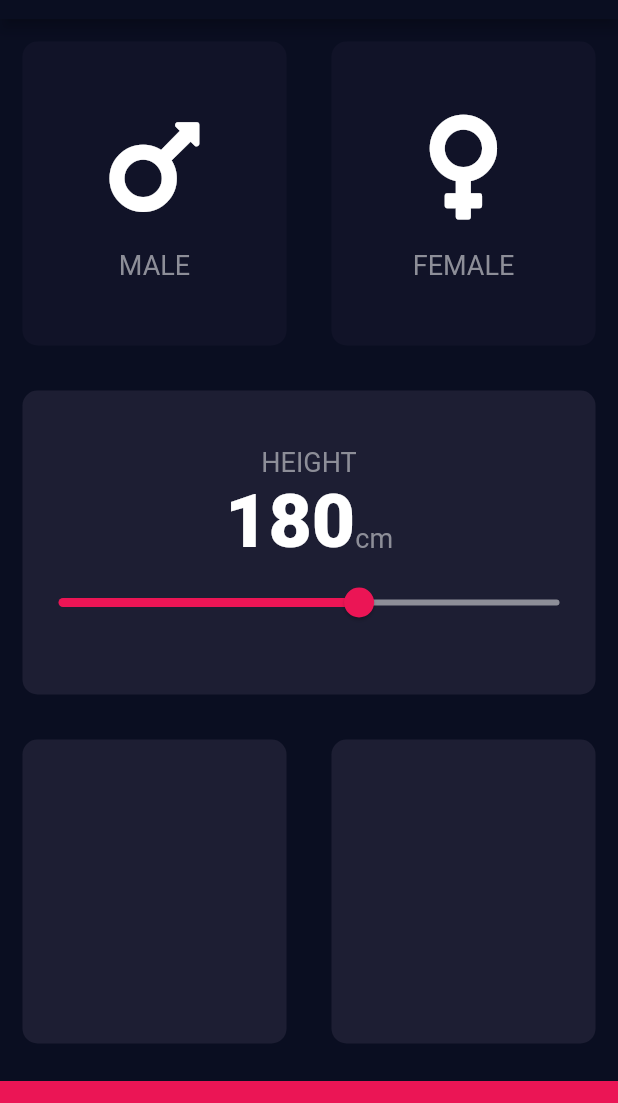
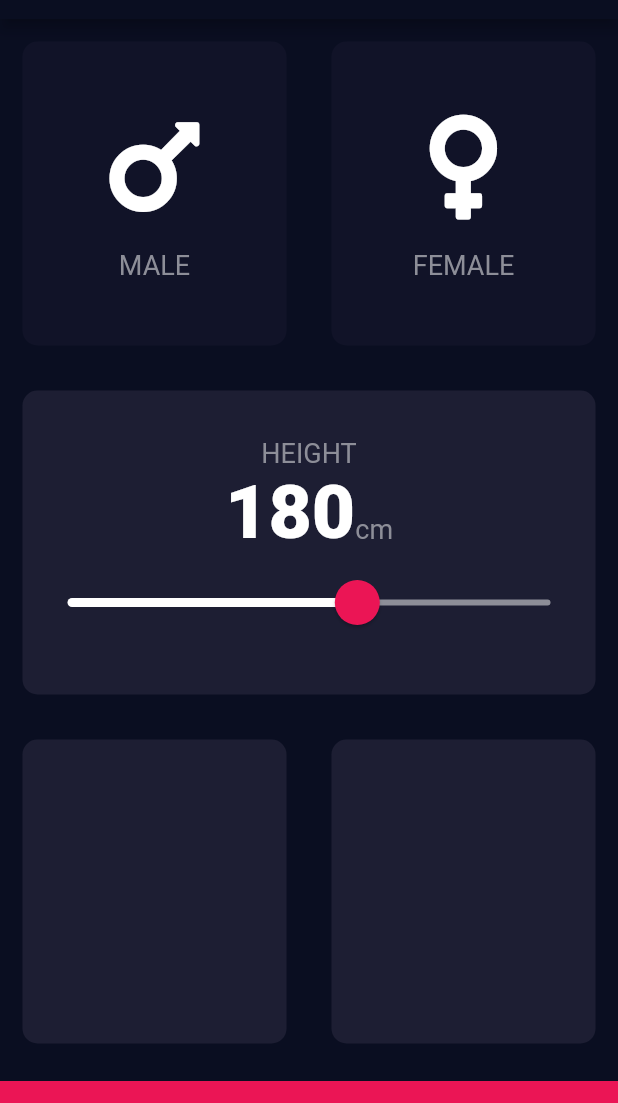
Before and after one commit to Gabrielncosta/bmi-calculator-flutter, a Flutter app: the screen it shows after launch, on a phone screen of 412 x 824 dp, the part 65-1168 px from its top. Run offline on Flutter 3.47's test engine with Material 2 defaults, Android fonts, the phone set to English and light mode, and no system bars; our stand-ins replace font_awesome_flutter.

Commit message:
widget customization

```diff
--- a/lib/input_page.dart
+++ b/lib/input_page.dart
@@ -90,7 +90,17 @@ class _InputPageState extends State<InputPage> {
                             ),
                           ],
                         ),
-                        Slider(
+                        SliderTheme(
+                          data: SliderTheme.of(context).copyWith(
+                            activeTrackColor: Colors.white,
+                            inactiveTrackColor: Color(0xFF8D8E98),
+                            thumbColor: Color(0xFFEB1555),
+                            overlayColor: Color(0x29EB1555),
+                            thumbShape: RoundSliderThumbShape(enabledThumbRadius: 15.0),
+                            overlayShape: RoundSliderOverlayShape(overlayRadius: 30.0),
+
+                          ),
+                          child: Slider(
                             value: height.toDouble(),
                             min: 120.0,
                             max: 220.0,
@@ -99,8 +109,7 @@ class _InputPageState extends State<InputPage> {
                                 height = newDouble.round();
                               });
                             },
-                          activeColor: Color(0xFFEB1555),
-                          inactiveColor: Color(0xFF8D8E98),
+                          ),
                         )
                       ],
                     ),
```
Lines whose indentation alone changed are shown as unchanged.
